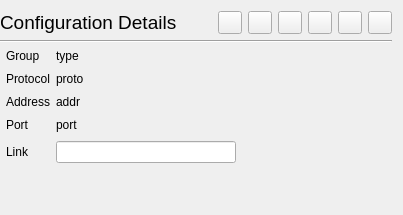
The window that src/ui/widgets/ConnectionInfoWidget.ui (Qv2ray/Qv2ray) describes before a commit, drawn with Qt 5.
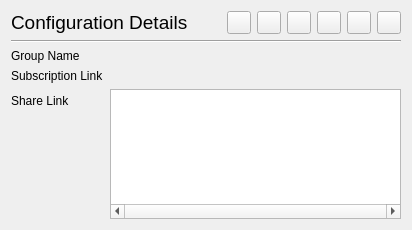
The same window after the commit. The open tabs and pages were chosen to show the change. Icons and pictures are not drawn.

```diff
--- a/src/ui/widgets/ConnectionInfoWidget.ui
+++ b/src/ui/widgets/ConnectionInfoWidget.ui
@@ -6,8 +6,8 @@
    <rect>
     <x>0</x>
     <y>0</y>
-    <width>403</width>
-    <height>215</height>
+    <width>412</width>
+    <height>230</height>
    </rect>
   </property>
   <property name="sizePolicy">
@@ -16,17 +16,20 @@
     <verstretch>0</verstretch>
    </sizepolicy>
   </property>
+  <property name="minimumSize">
+   <size>
+    <width>412</width>
+    <height>230</height>
+   </size>
+  </property>
   <property name="mouseTracking">
    <bool>true</bool>
   </property>
   <property name="windowTitle">
    <string>Form</string>
   </property>
-  <layout class="QGridLayout" name="gridLayout" rowstretch="0,1,0" columnstretch="1,0">
-   <property name="leftMargin">
-    <number>0</number>
-   </property>
-   <item row="0" column="0" colspan="2">
+  <layout class="QVBoxLayout" name="verticalLayout">
+   <item>
     <layout class="QHBoxLayout" name="horizontalLayout_2">
      <item>
       <widget class="QLabel" name="connNameLabel">
@@ -143,12 +146,20 @@
      </item>
     </layout>
    </item>
-   <item row="2" column="1">
-    <widget class="QWidget" name="qrImageWidget" native="true">
-     <layout class="QVBoxLayout" name="_2">
-      <property name="spacing">
+   <item>
+    <widget class="Line" name="line">
+     <property name="orientation">
+      <enum>Qt::Horizontal</enum>
+     </property>
+    </widget>
+   </item>
+   <item>
+    <widget class="QStackedWidget" name="stackedWidget">
+     <property name="currentIndex">
        <number>0</number>
       </property>
+     <widget class="QWidget" name="page">
+      <layout class="QHBoxLayout" name="horizontalLayout_3" stretch="1,0">
       <property name="leftMargin">
        <number>0</number>
       </property>
@@ -162,46 +173,6 @@
        <number>0</number>
       </property>
       <item>
-       <widget class="QLabel" name="qrLabel">
-        <property name="sizePolicy">
-         <sizepolicy hsizetype="MinimumExpanding" vsizetype="MinimumExpanding">
-          <horstretch>0</horstretch>
-          <verstretch>0</verstretch>
-         </sizepolicy>
-        </property>
-        <property name="minimumSize">
-         <size>
-          <width>150</width>
-          <height>150</height>
-         </size>
-        </property>
-        <property name="maximumSize">
-         <size>
-          <width>150</width>
-          <height>150</height>
-         </size>
-        </property>
-        <property name="toolTip">
-         <string>QR Code</string>
-        </property>
-        <property name="text">
-         <string/>
-        </property>
-        <property name="pixmap">
-         <pixmap resource="../../../resources.qrc">:/assets/icons/qv2ray.ico</pixmap>
-        </property>
-        <property name="scaledContents">
-         <bool>true</bool>
-        </property>
-        <property name="alignment">
-         <set>Qt::AlignCenter</set>
-        </property>
-       </widget>
-      </item>
-     </layout>
-    </widget>
-   </item>
-   <item row="2" column="0">
     <layout class="QFormLayout" name="formLayout">
      <property name="verticalSpacing">
       <number>9</number>
@@ -214,9 +185,6 @@
        <property name="text">
         <string>Group</string>
        </property>
-       <property name="alignment">
-        <set>Qt::AlignLeading|Qt::AlignLeft|Qt::AlignTop</set>
-       </property>
       </widget>
      </item>
      <item row="0" column="1">
@@ -227,9 +195,6 @@
        <property name="text">
         <string>type</string>
        </property>
-       <property name="alignment">
-        <set>Qt::AlignLeading|Qt::AlignLeft|Qt::AlignTop</set>
-       </property>
        <property name="wordWrap">
         <bool>true</bool>
        </property>
@@ -243,9 +208,6 @@
        <property name="text">
         <string>Protocol</string>
        </property>
-       <property name="alignment">
-        <set>Qt::AlignLeading|Qt::AlignLeft|Qt::AlignTop</set>
-       </property>
       </widget>
      </item>
      <item row="1" column="1">
@@ -256,9 +218,6 @@
        <property name="text">
         <string>proto</string>
        </property>
-       <property name="alignment">
-        <set>Qt::AlignLeading|Qt::AlignLeft|Qt::AlignTop</set>
-       </property>
        <property name="textInteractionFlags">
         <set>Qt::LinksAccessibleByMouse|Qt::TextSelectableByMouse</set>
        </property>
@@ -269,9 +228,6 @@
        <property name="text">
         <string>Address</string>
        </property>
-       <property name="alignment">
-        <set>Qt::AlignLeading|Qt::AlignLeft|Qt::AlignTop</set>
-       </property>
       </widget>
      </item>
      <item row="2" column="1">
@@ -282,9 +238,6 @@
        <property name="text">
         <string>addr</string>
        </property>
-       <property name="alignment">
-        <set>Qt::AlignLeading|Qt::AlignLeft|Qt::AlignTop</set>
-       </property>
        <property name="textInteractionFlags">
         <set>Qt::LinksAccessibleByMouse|Qt::TextSelectableByMouse</set>
        </property>
@@ -295,9 +248,6 @@
        <property name="text">
         <string>Port</string>
        </property>
-       <property name="alignment">
-        <set>Qt::AlignLeading|Qt::AlignLeft|Qt::AlignTop</set>
-       </property>
       </widget>
      </item>
      <item row="3" column="1">
@@ -308,9 +258,6 @@
        <property name="text">
         <string>port</string>
        </property>
-       <property name="alignment">
-        <set>Qt::AlignLeading|Qt::AlignLeft|Qt::AlignTop</set>
-       </property>
        <property name="textInteractionFlags">
         <set>Qt::LinksAccessibleByMouse|Qt::TextSelectableByMouse</set>
        </property>
@@ -335,11 +282,161 @@
      </item>
     </layout>
    </item>
-   <item row="1" column="0" colspan="2">
-    <widget class="Line" name="line">
+       <item>
+        <widget class="QWidget" name="qrImageWidget" native="true">
+         <layout class="QVBoxLayout" name="_2">
+          <property name="spacing">
+           <number>0</number>
+          </property>
+          <property name="leftMargin">
+           <number>0</number>
+          </property>
+          <property name="topMargin">
+           <number>0</number>
+          </property>
+          <property name="rightMargin">
+           <number>0</number>
+          </property>
+          <property name="bottomMargin">
+           <number>0</number>
+          </property>
+          <item>
+           <widget class="QLabel" name="qrLabel">
+            <property name="sizePolicy">
+             <sizepolicy hsizetype="Fixed" vsizetype="Fixed">
+              <horstretch>0</horstretch>
+              <verstretch>0</verstretch>
+             </sizepolicy>
+            </property>
+            <property name="minimumSize">
+             <size>
+              <width>150</width>
+              <height>150</height>
+             </size>
+            </property>
+            <property name="maximumSize">
+             <size>
+              <width>150</width>
+              <height>150</height>
+             </size>
+            </property>
+            <property name="toolTip">
+             <string>QR Code</string>
+            </property>
+            <property name="text">
+             <string/>
+            </property>
+            <property name="pixmap">
+             <pixmap resource="../../../resources.qrc">:/assets/icons/qv2ray.ico</pixmap>
+            </property>
+            <property name="scaledContents">
+             <bool>true</bool>
+            </property>
+            <property name="alignment">
+             <set>Qt::AlignCenter</set>
+            </property>
+            <property name="textInteractionFlags">
+             <set>Qt::NoTextInteraction</set>
+            </property>
+           </widget>
+          </item>
+          <item>
+           <spacer name="verticalSpacer">
      <property name="orientation">
-      <enum>Qt::Horizontal</enum>
-     </property>
+             <enum>Qt::Vertical</enum>
+            </property>
+            <property name="sizeHint" stdset="0">
+             <size>
+              <width>20</width>
+              <height>40</height>
+             </size>
+            </property>
+           </spacer>
+          </item>
+         </layout>
+        </widget>
+       </item>
+      </layout>
+     </widget>
+     <widget class="QWidget" name="page_3">
+      <layout class="QFormLayout" name="formLayout_2">
+       <property name="leftMargin">
+        <number>0</number>
+       </property>
+       <property name="topMargin">
+        <number>0</number>
+       </property>
+       <property name="rightMargin">
+        <number>0</number>
+       </property>
+       <property name="bottomMargin">
+        <number>0</number>
+       </property>
+       <item row="0" column="0">
+        <widget class="QLabel" name="label_6">
+         <property name="text">
+          <string>Group Name</string>
+         </property>
+        </widget>
+       </item>
+       <item row="0" column="1">
+        <widget class="QLabel" name="groupNameLabel">
+         <property name="text">
+          <string/>
+         </property>
+        </widget>
+       </item>
+       <item row="1" column="0">
+        <widget class="QLabel" name="label_9">
+         <property name="text">
+          <string>Subscription Link</string>
+         </property>
+        </widget>
+       </item>
+       <item row="1" column="1">
+        <widget class="QLabel" name="groupSubsLinkLabel">
+         <property name="text">
+          <string/>
+         </property>
+        </widget>
+       </item>
+       <item row="2" column="0">
+        <widget class="QLabel" name="label_7">
+         <property name="text">
+          <string>Share Link</string>
+         </property>
+        </widget>
+       </item>
+       <item row="2" column="1">
+        <widget class="QPlainTextEdit" name="groupShareTxt">
+         <property name="sizePolicy">
+          <sizepolicy hsizetype="MinimumExpanding" vsizetype="MinimumExpanding">
+           <horstretch>0</horstretch>
+           <verstretch>0</verstretch>
+          </sizepolicy>
+         </property>
+         <property name="minimumSize">
+          <size>
+           <width>1</width>
+           <height>1</height>
+          </size>
+         </property>
+         <property name="horizontalScrollBarPolicy">
+          <enum>Qt::ScrollBarAlwaysOn</enum>
+         </property>
+         <property name="sizeAdjustPolicy">
+          <enum>QAbstractScrollArea::AdjustToContents</enum>
+         </property>
+         <property name="lineWrapMode">
+          <enum>QPlainTextEdit::NoWrap</enum>
+         </property>
+         <property name="readOnly">
+          <bool>true</bool>
+         </property>
+        </widget>
+       </item>
+      </layout>
+     </widget>
     </widget>
    </item>
   </layout>
```
Lines whose indentation alone changed are shown as unchanged.
